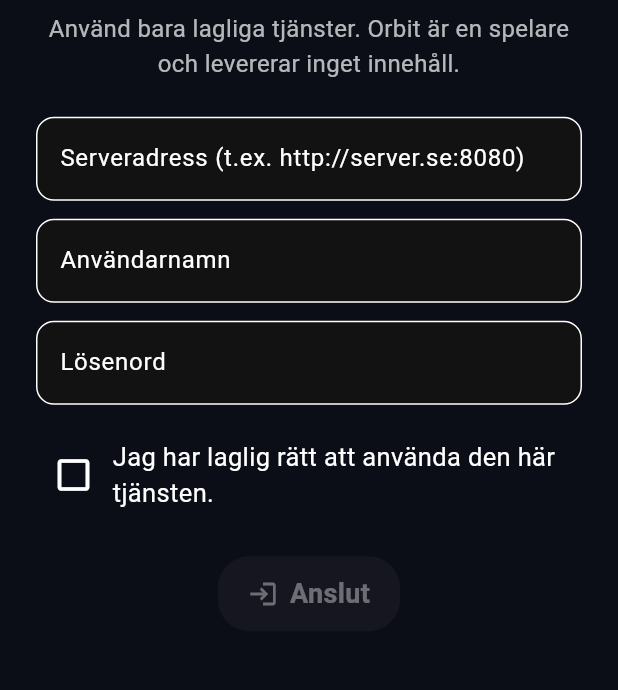
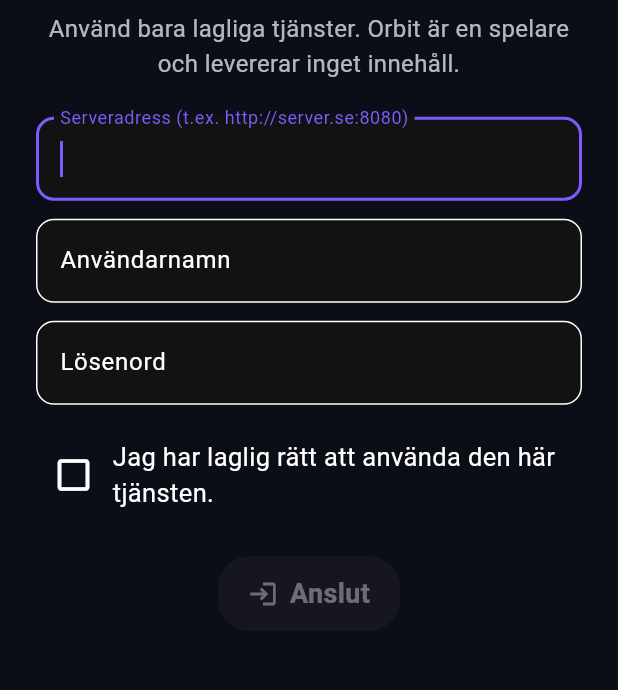
Before and after one commit to harenking/orbit-tv, a Flutter app: the screen it shows after launch, on a phone screen of 412 x 824 dp, the part 343-1033 px from its top. Run offline on Flutter 3.47's test engine with Material 3 defaults, Android fonts, the phone set to English and light mode, and no system bars; our stand-ins replace shared_preferences; missing offline and left inert: media_kit, media_kit_video.

Commit message:
Fjärrkontroll: förstafokus och upp/ner i textrutor
Co-Authored-By: Claude Sonnet 5.5 <noreply@anthropic.com>
Claude-Session: https://claude.ai/code/session_01DA727YYRr1ZDPkxA2pTYas

```diff
--- a/lib/browse.dart
+++ b/lib/browse.dart
@@ -107,10 +107,12 @@ class _BrowsePageState extends State<BrowsePage> {
         child: Column(children: [
           Padding(
             padding: const EdgeInsets.fromLTRB(8, 8, 24, 8),
-            child: TextField(
+            child: DpadNav(
+              child: TextField(
               decoration: const InputDecoration(prefixIcon: Icon(Icons.search), hintText: 'Sök i kategorin…', filled: true, border: OutlineInputBorder(borderRadius: BorderRadius.all(Radius.circular(12)))),
               style: const TextStyle(fontSize: 18),
               onChanged: (v) => setState(() => _filter = v),
+            ),
             ),
           ),
           Expanded(
--- a/lib/main.dart
+++ b/lib/main.dart
@@ -88,11 +88,11 @@ class _LoginPageState extends State<LoginPage> {
               textAlign: TextAlign.center,
             ),
             const SizedBox(height: 24),
-            TextField(controller: _url, decoration: dec('Serveradress (t.ex. http://server.se:8080)'), keyboardType: TextInputType.url, textInputAction: TextInputAction.next),
+            DpadNav(child: TextField(autofocus: true, controller: _url, decoration: dec('Serveradress (t.ex. http://server.se:8080)'), keyboardType: TextInputType.url, textInputAction: TextInputAction.next)),
             const SizedBox(height: 12),
-            TextField(controller: _user, decoration: dec('Användarnamn'), textInputAction: TextInputAction.next),
+            DpadNav(child: TextField(controller: _user, decoration: dec('Användarnamn'), textInputAction: TextInputAction.next)),
             const SizedBox(height: 12),
-            TextField(controller: _pass, decoration: dec('Lösenord'), obscureText: true, onSubmitted: (_) => _go()),
+            DpadNav(child: TextField(controller: _pass, decoration: dec('Lösenord'), obscureText: true, onSubmitted: (_) => _go())),
             const SizedBox(height: 12),
             Tv(
               onTap: () => setState(() => _agreed = !_agreed),
--- a/lib/tv.dart
+++ b/lib/tv.dart
@@ -1,4 +1,5 @@
 import 'package:flutter/material.dart';
+import 'package:flutter/services.dart';
 
 const kAccent = Color(0xFF7C5CFF);
 const kBg = Color(0xFF0B0D17);
@@ -89,3 +90,32 @@ Widget posterImage(String? url, {double? w, double? h, BoxFit fit = BoxFit.cover
   if (url == null || !url.startsWith('http')) return ph;
   return Image.network(url, width: w, height: h, fit: fit, errorBuilder: (_, __, ___) => ph, loadingBuilder: (c, child, p) => p == null ? child : ph);
 }
+
+/// Låter upp/ner på fjärrkontrollen flytta markeringen även när en textruta har fokus
+/// (textrutor "äter" annars piltangenterna).
+class DpadNav extends StatelessWidget {
+  final Widget child;
+  const DpadNav({super.key, required this.child});
+
+  @override
+  Widget build(BuildContext context) {
+    return Focus(
+      canRequestFocus: false,
+      skipTraversal: true,
+      onKeyEvent: (node, e) {
+        if (e is KeyUpEvent) return KeyEventResult.ignored;
+        final k = e.logicalKey;
+        if (k == LogicalKeyboardKey.arrowDown) {
+          FocusScope.of(context).focusInDirection(TraversalDirection.down);
+          return KeyEventResult.handled;
+        }
+        if (k == LogicalKeyboardKey.arrowUp) {
+          FocusScope.of(context).focusInDirection(TraversalDirection.up);
+          return KeyEventResult.handled;
+        }
+        return KeyEventResult.ignored;
+      },
+      child: child,
+    );
+  }
+}
```
